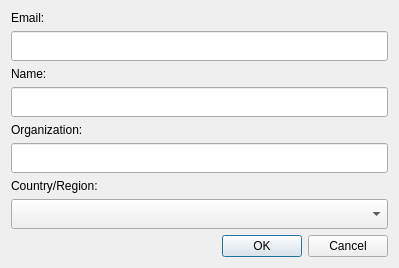
ConservationInternational/trends.earth, file LDMP/gui/DlgSettingsRegister.ui: the form before one commit.
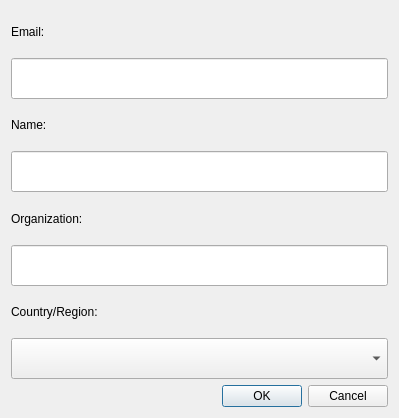
The form after the commit.

Patch:
```diff
--- a/LDMP/gui/DlgSettingsRegister.ui
+++ b/LDMP/gui/DlgSettingsRegister.ui
@@ -7,7 +7,7 @@
     <x>0</x>
     <y>0</y>
     <width>399</width>
-    <height>261</height>
+    <height>418</height>
    </rect>
   </property>
   <property name="sizePolicy">
@@ -42,6 +42,12 @@
    </item>
    <item row="1" column="0">
     <widget class="QLineEdit" name="email">
+     <property name="sizePolicy">
+      <sizepolicy hsizetype="Expanding" vsizetype="Minimum">
+       <horstretch>0</horstretch>
+       <verstretch>0</verstretch>
+      </sizepolicy>
+     </property>
      <property name="minimumSize">
       <size>
        <width>0</width>
@@ -68,6 +74,12 @@
    </item>
    <item row="3" column="0">
     <widget class="QLineEdit" name="name">
+     <property name="sizePolicy">
+      <sizepolicy hsizetype="Expanding" vsizetype="Minimum">
+       <horstretch>0</horstretch>
+       <verstretch>0</verstretch>
+      </sizepolicy>
+     </property>
      <property name="minimumSize">
       <size>
        <width>0</width>
@@ -81,6 +93,12 @@
    </item>
    <item row="7" column="0">
     <widget class="QComboBox" name="country">
+     <property name="sizePolicy">
+      <sizepolicy hsizetype="Preferred" vsizetype="Minimum">
+       <horstretch>0</horstretch>
+       <verstretch>0</verstretch>
+      </sizepolicy>
+     </property>
      <property name="minimumSize">
       <size>
        <width>0</width>
@@ -91,6 +109,12 @@
    </item>
    <item row="5" column="0">
     <widget class="QLineEdit" name="organization">
+     <property name="sizePolicy">
+      <sizepolicy hsizetype="Expanding" vsizetype="Minimum">
+       <horstretch>0</horstretch>
+       <verstretch>0</verstretch>
+      </sizepolicy>
+     </property>
      <property name="minimumSize">
       <size>
        <width>0</width>
```
